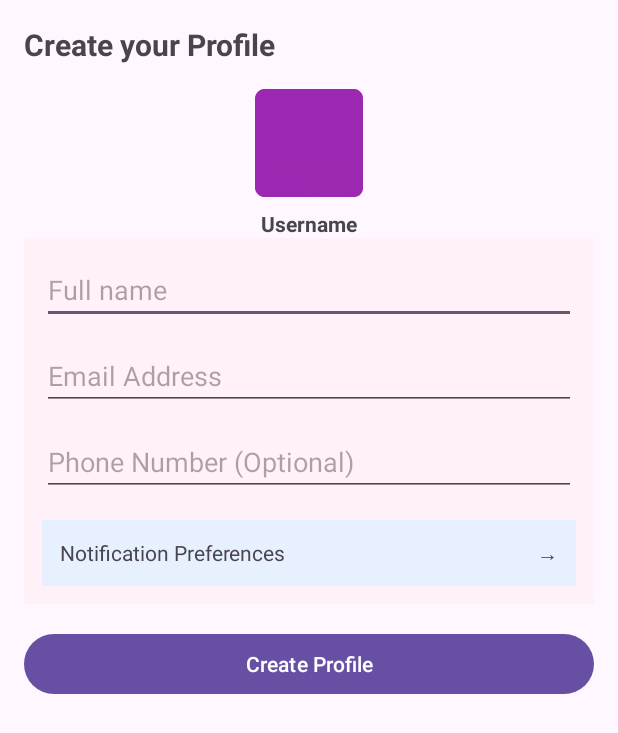
After one commit to CMPUT301F25codarc/codarc-events, an Android app: the ProfileCreationActivity screen opened directly, with no data from a screen before it, on a phone screen of 412 x 824 dp. The commit adds this screen. Shown: the top 733 px of the screen. Run offline under Robolectric (Android 15) with nearby library versions, the phone set to English and light mode, and no system bars; our stand-ins replace Firebase (no records; nobody signed in at launch, a user with empty details on screens opened directly).

Commit message:
Implement 01.05.02: profile gating and creation: Add ProfileCreationActivity + layout per mockup Switch boot write to Firestore profiles and add EntrantDB profile helpers Gate Join from event list/details on is_registered; open profile if needed Register activity; minor UI fixes; add Javadoc across data, views, utils, adapter

```diff
--- a/app/src/main/AndroidManifest.xml
+++ b/app/src/main/AndroidManifest.xml
@@ -32,6 +32,10 @@
             android:exported="true"
             android:theme="@style/Theme.Codarcevents"/>
         <activity
+            android:name=".views.ProfileCreationActivity"
+            android:exported="true"
+            android:theme="@style/Theme.Codarcevents"/>
+        <activity
             android:name=".views.QRScannerActivity"
             android:exported="true"
             android:theme="@style/Theme.Codarcevents"/>
--- /dev/null
+++ b/app/src/main/java/ca/ualberta/codarc/codarc_events/views/ProfileCreationActivity.java
@@ -0,0 +1,96 @@
+package ca.ualberta.codarc.codarc_events.views;
+
+import android.os.Bundle;
+import android.text.TextUtils;
+import android.util.Patterns;
+import android.widget.EditText;
+import android.widget.Toast;
+
+import androidx.annotation.Nullable;
+import androidx.appcompat.app.AppCompatActivity;
+
+import com.google.android.material.button.MaterialButton;
+
+import java.util.HashMap;
+import java.util.Map;
+
+import ca.ualberta.codarc.codarc_events.R;
+import ca.ualberta.codarc.codarc_events.data.EntrantDB;
+import ca.ualberta.codarc.codarc_events.utils.Identity;
+
+/**
+ * Simple form that collects name, email, and optional phone.
+ * On save we mark the profile as registered so the user can join events.
+ */
+public class ProfileCreationActivity extends AppCompatActivity {
+
+    @Override
+    protected void onCreate(@Nullable Bundle savedInstanceState) {
+        super.onCreate(savedInstanceState);
+        setContentView(R.layout.activity_profile_creation);
+
+        EditText nameEt = findViewById(R.id.et_name);
+        EditText emailEt = findViewById(R.id.et_email);
+        EditText phoneEt = findViewById(R.id.et_phone);
+        MaterialButton createBtn = findViewById(R.id.btn_create_profile);
+
+        String deviceId = Identity.getOrCreateDeviceId(this);
+        EntrantDB entrantDB = new EntrantDB();
+
+        // Pre-fill if profile exists
+        entrantDB.getProfile(deviceId, new EntrantDB.Callback<com.google.firebase.firestore.DocumentSnapshot>() {
+            @Override
+            public void onSuccess(com.google.firebase.firestore.DocumentSnapshot snapshot) {
+                if (snapshot != null && snapshot.exists()) {
+                    String name = snapshot.getString("name");
+                    String email = snapshot.getString("email");
+                    String phone = snapshot.getString("phone");
+                    if (name != null) nameEt.setText(name);
+                    if (email != null) emailEt.setText(email);
+                    if (phone != null) phoneEt.setText(phone);
+                }
+            }
+
+            @Override
+            public void onError(@androidx.annotation.NonNull Exception e) {
+                // ignore prefill errors; user can still enter data.
+            }
+        });
+
+        createBtn.setOnClickListener(v -> {
+            String name = nameEt.getText().toString().trim();
+            String email = emailEt.getText().toString().trim();
+            String phone = phoneEt.getText().toString().trim();
+
+            if (TextUtils.isEmpty(name)) {
+                nameEt.setError("Name required");
+                return;
+            }
+            if (TextUtils.isEmpty(email) || !Patterns.EMAIL_ADDRESS.matcher(email).matches()) {
+                emailEt.setError("Valid email required");
+                return;
+            }
+
+            Map<String, Object> fields = new HashMap<>();
+            fields.put("name", name);
+            fields.put("email", email);
+            fields.put("phone", phone);
+            fields.put("is_registered", true);
+
+            createBtn.setEnabled(false);
+            entrantDB.upsertProfile(deviceId, fields, new EntrantDB.Callback<Void>() {
+                @Override
+                public void onSuccess(Void value) {
+                    Toast.makeText(ProfileCreationActivity.this, "Profile created", Toast.LENGTH_SHORT).show();
+                    finish();
+                }
+
+                @Override
+                public void onError(@androidx.annotation.NonNull Exception e) {
+                    createBtn.setEnabled(true);
+                    Toast.makeText(ProfileCreationActivity.this, "Save failed", Toast.LENGTH_SHORT).show();
+                }
+            });
+        });
+    }
+}
--- a/app/src/main/java/ca/ualberta/codarc/codarc_events/views/QRScannerActivity.java
+++ b/app/src/main/java/ca/ualberta/codarc/codarc_events/views/QRScannerActivity.java
@@ -6,6 +6,10 @@ import androidx.appcompat.app.AppCompatActivity;
 
 import ca.ualberta.codarc.codarc_events.R;
 
+/**
+ * Placeholder for QR scanning. Registered and visible to keep navigation paths
+ * intact; camera integration will arrive with the organizer QR story.
+ */
 public class QRScannerActivity extends AppCompatActivity {
     @Override
     protected void onCreate(Bundle savedInstanceState) {
--- /dev/null
+++ b/app/src/main/res/layout/activity_profile_creation.xml
@@ -0,0 +1,95 @@
+<?xml version="1.0" encoding="utf-8"?>
+<ScrollView xmlns:android="http://schemas.android.com/apk/res/android"
+    android:layout_width="match_parent"
+    android:layout_height="match_parent"
+    android:padding="16dp">
+
+    <LinearLayout
+        android:layout_width="match_parent"
+        android:layout_height="wrap_content"
+        android:orientation="vertical">
+
+        <TextView
+            android:layout_width="wrap_content"
+            android:layout_height="wrap_content"
+            android:text="Create your Profile"
+            android:textStyle="bold"
+            android:textSize="20sp"
+            android:paddingBottom="16dp" />
+
+        <ImageView
+            android:layout_width="72dp"
+            android:layout_height="72dp"
+            android:src="@mipmap/ic_launcher_round"
+            android:tint="#9C27B0"
+            android:layout_gravity="center_horizontal"
+            android:contentDescription="avatar" />
+
+        <TextView
+            android:layout_width="wrap_content"
+            android:layout_height="wrap_content"
+            android:text="Username"
+            android:layout_gravity="center_horizontal"
+            android:paddingTop="8dp"
+            android:textStyle="bold" />
+
+        <LinearLayout
+            android:layout_width="match_parent"
+            android:layout_height="wrap_content"
+            android:orientation="vertical"
+            android:padding="12dp"
+            android:background="#FFF1F7">
+
+            <EditText
+                android:id="@+id/et_name"
+                android:layout_width="match_parent"
+                android:layout_height="wrap_content"
+                android:hint="Full name" />
+
+            <EditText
+                android:id="@+id/et_email"
+                android:layout_width="match_parent"
+                android:layout_height="wrap_content"
+                android:inputType="textEmailAddress"
+                android:hint="Email Address"
+                android:layout_marginTop="12dp" />
+
+            <EditText
+                android:id="@+id/et_phone"
+                android:layout_width="match_parent"
+                android:layout_height="wrap_content"
+                android:inputType="phone"
+                android:hint="Phone Number (Optional)"
+                android:layout_marginTop="12dp" />
+
+            <LinearLayout
+                android:layout_width="match_parent"
+                android:layout_height="wrap_content"
+                android:orientation="horizontal"
+                android:layout_marginTop="16dp"
+                android:padding="12dp"
+                android:background="#E7F0FF">
+
+                <TextView
+                    android:layout_width="0dp"
+                    android:layout_height="wrap_content"
+                    android:layout_weight="1"
+                    android:text="Notification Preferences" />
+
+                <TextView
+                    android:layout_width="wrap_content"
+                    android:layout_height="wrap_content"
+                    android:text="→" />
+            </LinearLayout>
+        </LinearLayout>
+
+        <com.google.android.material.button.MaterialButton
+            android:id="@+id/btn_create_profile"
+            android:layout_width="match_parent"
+            android:layout_height="wrap_content"
+            android:text="Create Profile"
+            android:layout_marginTop="16dp" />
+
+    </LinearLayout>
+
+</ScrollView>
```
Also changed, not shown: app/src/main/java/ca/ualberta/codarc/codarc_events/adapters/EventCardAdapter.java (+37 -0 lines), app/src/main/java/ca/ualberta/codarc/codarc_events/data/EntrantDB.java (+64 -1 lines), app/src/main/java/ca/ualberta/codarc/codarc_events/data/EventDB.java (+12 -0 lines), app/src/main/java/ca/ualberta/codarc/codarc_events/models/Event.java (+7 -2 lines), app/src/main/java/ca/ualberta/codarc/codarc_events/utils/Identity.java (+9 -0 lines), app/src/main/java/ca/ualberta/codarc/codarc_events/views/EventBrowserActivity.java (+11 -1 lines), app/src/main/java/ca/ualberta/codarc/codarc_events/views/EventDetailsActivity.java (+34 -1 lines), app/src/main/java/ca/ualberta/codarc/codarc_events/views/LandingActivity.java (+6 -1 lines), app/src/main/res/layout/activity_event_details.xml (+7 -0 lines).
